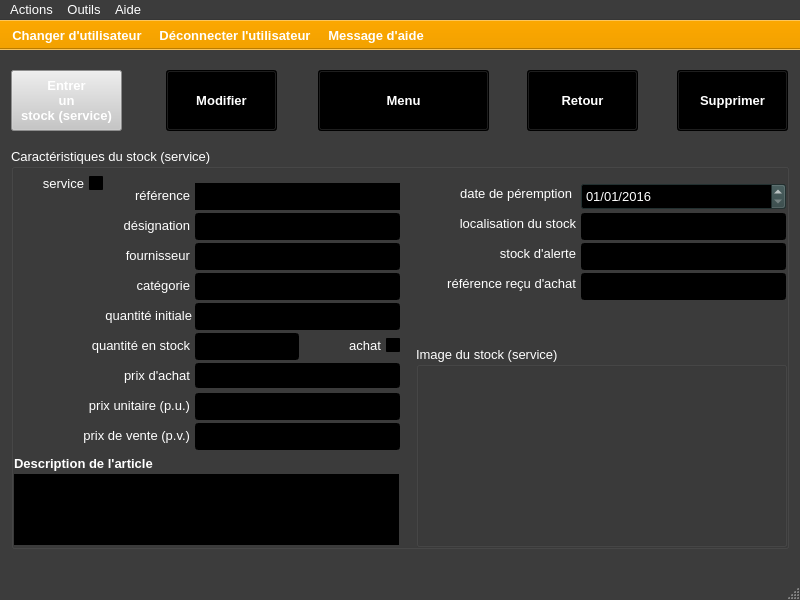
xnoumbissinoundou/yeroth-erp-3.0, file ui/yeroth-erp-stock-detail-window.ui: the form before one commit.
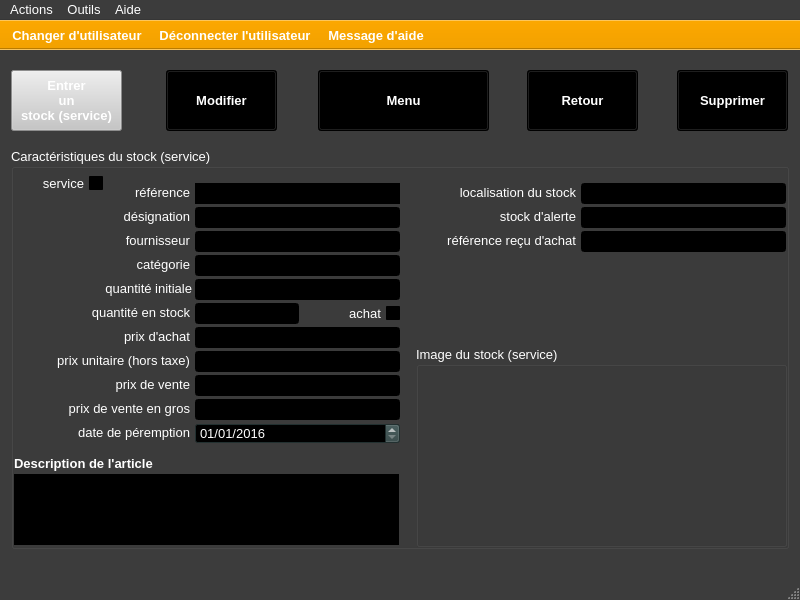
The form after the commit. Icons and pictures are not drawn. Custom widgets are drawn as their Qt base class.

```diff
--- a/ui/yeroth-erp-stock-detail-window.ui
+++ b/ui/yeroth-erp-stock-detail-window.ui
@@ -3051,7 +3051,7 @@
        <x>184</x>
        <y>35</y>
        <width>205</width>
-       <height>27</height>
+       <height>21</height>
       </rect>
      </property>
      <property name="palette">
@@ -3481,9 +3481,9 @@
     <widget class="QLabel" name="label_reference_produit">
      <property name="geometry">
       <rect>
-       <x>8</x>
-       <y>37</y>
-       <width>171</width>
+       <x>98</x>
+       <y>34</y>
+       <width>81</width>
        <height>21</height>
       </rect>
      </property>
@@ -3506,7 +3506,7 @@
      <property name="geometry">
       <rect>
        <x>8</x>
-       <y>67</y>
+       <y>58</y>
        <width>171</width>
        <height>21</height>
       </rect>
@@ -3530,9 +3530,9 @@
      <property name="geometry">
       <rect>
        <x>184</x>
-       <y>65</y>
+       <y>59</y>
        <width>205</width>
-       <height>27</height>
+       <height>21</height>
       </rect>
      </property>
      <property name="palette">
@@ -3960,7 +3960,7 @@
      <property name="geometry">
       <rect>
        <x>8</x>
-       <y>97</y>
+       <y>82</y>
        <width>171</width>
        <height>21</height>
       </rect>
@@ -4434,7 +4434,7 @@
      <property name="geometry">
       <rect>
        <x>58</x>
-       <y>187</y>
+       <y>154</y>
        <width>121</width>
        <height>21</height>
       </rect>
@@ -4458,9 +4458,9 @@
      <property name="geometry">
       <rect>
        <x>184</x>
-       <y>185</y>
+       <y>155</y>
        <width>104</width>
-       <height>27</height>
+       <height>21</height>
       </rect>
      </property>
      <property name="palette">
@@ -4891,7 +4891,7 @@
      <property name="geometry">
       <rect>
        <x>8</x>
-       <y>127</y>
+       <y>106</y>
        <width>171</width>
        <height>21</height>
       </rect>
@@ -4951,7 +4951,7 @@
      <property name="geometry">
       <rect>
        <x>8</x>
-       <y>277</y>
+       <y>226</y>
        <width>171</width>
        <height>21</height>
       </rect>
@@ -4965,7 +4965,7 @@
       <enum>Qt::LeftToRight</enum>
      </property>
      <property name="text">
-      <string>prix de vente (p.v.)</string>
+      <string>prix de vente</string>
      </property>
      <property name="alignment">
       <set>Qt::AlignRight|Qt::AlignTrailing|Qt::AlignVCenter</set>
@@ -4975,7 +4975,7 @@
      <property name="geometry">
       <rect>
        <x>414</x>
-       <y>65</y>
+       <y>34</y>
        <width>151</width>
        <height>21</height>
       </rect>
@@ -4996,9 +4996,9 @@
      <property name="geometry">
       <rect>
        <x>184</x>
-       <y>275</y>
+       <y>227</y>
        <width>205</width>
-       <height>27</height>
+       <height>21</height>
       </rect>
      </property>
      <property name="palette">
@@ -5428,10 +5428,10 @@
     <widget class="YerothDateTimeEdit" name="dateEdit_date_peremption">
      <property name="geometry">
       <rect>
-       <x>570</x>
-       <y>35</y>
+       <x>184</x>
+       <y>275</y>
        <width>205</width>
-       <height>27</height>
+       <height>21</height>
       </rect>
      </property>
      <property name="font">
@@ -5456,7 +5456,7 @@
      <property name="geometry">
       <rect>
        <x>60</x>
-       <y>157</y>
+       <y>130</y>
        <width>121</width>
        <height>21</height>
       </rect>
@@ -5480,9 +5480,9 @@
      <property name="geometry">
       <rect>
        <x>184</x>
-       <y>155</y>
+       <y>131</y>
        <width>205</width>
-       <height>27</height>
+       <height>21</height>
       </rect>
      </property>
      <property name="palette">
@@ -5913,9 +5913,9 @@
      <property name="geometry">
       <rect>
        <x>184</x>
-       <y>215</y>
+       <y>179</y>
        <width>205</width>
-       <height>25</height>
+       <height>21</height>
       </rect>
      </property>
      <property name="palette">
@@ -6348,9 +6348,9 @@
      <property name="geometry">
       <rect>
        <x>184</x>
-       <y>95</y>
+       <y>83</y>
        <width>205</width>
-       <height>27</height>
+       <height>21</height>
       </rect>
      </property>
      <property name="palette">
@@ -6778,9 +6778,9 @@
      <property name="geometry">
       <rect>
        <x>184</x>
-       <y>125</y>
+       <y>107</y>
        <width>205</width>
-       <height>27</height>
+       <height>21</height>
       </rect>
      </property>
      <property name="palette">
@@ -7211,9 +7211,9 @@
      <property name="geometry">
       <rect>
        <x>570</x>
-       <y>65</y>
+       <y>35</y>
        <width>205</width>
-       <height>27</height>
+       <height>21</height>
       </rect>
      </property>
      <property name="palette">
@@ -7640,9 +7640,9 @@
     <widget class="QLabel" name="label_date_peremption">
      <property name="geometry">
       <rect>
-       <x>400</x>
-       <y>35</y>
-       <width>161</width>
+       <x>8</x>
+       <y>274</y>
+       <width>171</width>
        <height>21</height>
       </rect>
      </property>
@@ -7664,9 +7664,9 @@
      <property name="geometry">
       <rect>
        <x>184</x>
-       <y>245</y>
+       <y>203</y>
        <width>205</width>
-       <height>27</height>
+       <height>21</height>
       </rect>
      </property>
      <property name="palette">
@@ -8100,7 +8100,7 @@
      <property name="geometry">
       <rect>
        <x>8</x>
-       <y>247</y>
+       <y>202</y>
        <width>171</width>
        <height>21</height>
       </rect>
@@ -8114,7 +8114,7 @@
       <enum>Qt::LeftToRight</enum>
      </property>
      <property name="text">
-      <string>prix unitaire (p.u.)</string>
+      <string>prix unitaire (hors taxe)</string>
      </property>
      <property name="alignment">
       <set>Qt::AlignRight|Qt::AlignTrailing|Qt::AlignVCenter</set>
@@ -8124,7 +8124,7 @@
      <property name="geometry">
       <rect>
        <x>8</x>
-       <y>217</y>
+       <y>178</y>
        <width>171</width>
        <height>21</height>
       </rect>
@@ -8148,9 +8148,9 @@
      <property name="geometry">
       <rect>
        <x>570</x>
-       <y>95</y>
+       <y>59</y>
        <width>205</width>
-       <height>27</height>
+       <height>21</height>
       </rect>
      </property>
      <property name="palette">
@@ -8578,7 +8578,7 @@
      <property name="geometry">
       <rect>
        <x>414</x>
-       <y>95</y>
+       <y>58</y>
        <width>151</width>
        <height>21</height>
       </rect>
@@ -8601,9 +8601,9 @@
      <property name="geometry">
       <rect>
        <x>570</x>
-       <y>125</y>
+       <y>83</y>
        <width>205</width>
-       <height>27</height>
+       <height>21</height>
       </rect>
      </property>
      <property name="palette">
@@ -9031,7 +9031,7 @@
      <property name="geometry">
       <rect>
        <x>414</x>
-       <y>125</y>
+       <y>82</y>
        <width>151</width>
        <height>21</height>
       </rect>
@@ -9054,7 +9054,7 @@
      <property name="geometry">
       <rect>
        <x>293</x>
-       <y>187</y>
+       <y>155</y>
        <width>96</width>
        <height>21</height>
       </rect>
@@ -9932,6 +9932,463 @@
       <string>service</string>
      </property>
     </widget>
+    <widget class="YerothLineEdit" name="lineEdit_prix_vente_en_gros">
+     <property name="geometry">
+      <rect>
+       <x>184</x>
+       <y>251</y>
+       <width>205</width>
+       <height>21</height>
+      </rect>
+     </property>
+     <property name="palette">
+      <palette>
+       <active>
+        <colorrole role="WindowText">
+         <brush brushstyle="SolidPattern">
+          <color alpha="255">
+           <red>255</red>
+           <green>255</green>
+           <blue>255</blue>
+          </color>
+         </brush>
+        </colorrole>
+        <colorrole role="Button">
+         <brush brushstyle="SolidPattern">
+          <color alpha="255">
+           <red>0</red>
+           <green>0</green>
+           <blue>0</blue>
+          </color>
+         </brush>
+        </colorrole>
+        <colorrole role="Light">
+         <brush brushstyle="SolidPattern">
+          <color alpha="255">
+           <red>0</red>
+           <green>0</green>
+           <blue>0</blue>
+          </color>
+         </brush>
+        </colorrole>
+        <colorrole role="Midlight">
+         <brush brushstyle="SolidPattern">
+          <color alpha="255">
+           <red>0</red>
+           <green>0</green>
+           <blue>0</blue>
+          </color>
+         </brush>
+        </colorrole>
+        <colorrole role="Dark">
+         <brush brushstyle="SolidPattern">
+          <color alpha="255">
+           <red>0</red>
+           <green>0</green>
+           <blue>0</blue>
+          </color>
+         </brush>
+        </colorrole>
+        <colorrole role="Mid">
+         <brush brushstyle="SolidPattern">
+          <color alpha="255">
+           <red>0</red>
+           <green>0</green>
+           <blue>0</blue>
+          </color>
+         </brush>
+        </colorrole>
+        <colorrole role="Text">
+         <brush brushstyle="SolidPattern">
+          <color alpha="255">
+           <red>255</red>
+           <green>255</green>
+           <blue>255</blue>
+          </color>
+         </brush>
+        </colorrole>
+        <colorrole role="BrightText">
+         <brush brushstyle="SolidPattern">
+          <color alpha="255">
+           <red>255</red>
+           <green>255</green>
+           <blue>255</blue>
+          </color>
+         </brush>
+        </colorrole>
+        <colorrole role="ButtonText">
+         <brush brushstyle="SolidPattern">
+          <color alpha="255">
+           <red>255</red>
+           <green>255</green>
+           <blue>255</blue>
+          </color>
+         </brush>
+        </colorrole>
+        <colorrole role="Base">
+         <brush brushstyle="SolidPattern">
+          <color alpha="255">
+           <red>0</red>
+           <green>0</green>
+           <blue>0</blue>
+          </color>
+         </brush>
+        </colorrole>
+        <colorrole role="Window">
+         <brush brushstyle="SolidPattern">
+          <color alpha="255">
+           <red>0</red>
+           <green>0</green>
+           <blue>0</blue>
+          </color>
+         </brush>
+        </colorrole>
+        <colorrole role="Shadow">
+         <brush brushstyle="SolidPattern">
+          <color alpha="255">
+           <red>0</red>
+           <green>0</green>
+           <blue>0</blue>
+          </color>
+         </brush>
+        </colorrole>
+        <colorrole role="AlternateBase">
+         <brush brushstyle="SolidPattern">
+          <color alpha="255">
+           <red>0</red>
+           <green>0</green>
+           <blue>0</blue>
+          </color>
+         </brush>
+        </colorrole>
+        <colorrole role="ToolTipBase">
+         <brush brushstyle="SolidPattern">
+          <color alpha="255">
+           <red>255</red>
+           <green>255</green>
+           <blue>220</blue>
+          </color>
+         </brush>
+        </colorrole>
+        <colorrole role="ToolTipText">
+         <brush brushstyle="SolidPattern">
+          <color alpha="255">
+           <red>0</red>
+           <green>0</green>
+           <blue>0</blue>
+          </color>
+         </brush>
+        </colorrole>
+       </active>
+       <inactive>
+        <colorrole role="WindowText">
+         <brush brushstyle="SolidPattern">
+          <color alpha="255">
+           <red>255</red>
+           <green>255</green>
+           <blue>255</blue>
+          </color>
+         </brush>
+        </colorrole>
+        <colorrole role="Button">
+         <brush brushstyle="SolidPattern">
+          <color alpha="255">
+           <red>0</red>
+           <green>0</green>
+           <blue>0</blue>
+          </color>
+         </brush>
+        </colorrole>
+        <colorrole role="Light">
+         <brush brushstyle="SolidPattern">
+          <color alpha="255">
+           <red>0</red>
+           <green>0</green>
+           <blue>0</blue>
+          </color>
+         </brush>
+        </colorrole>
+        <colorrole role="Midlight">
+         <brush brushstyle="SolidPattern">
+          <color alpha="255">
+           <red>0</red>
+           <green>0</green>
+           <blue>0</blue>
+          </color>
+         </brush>
+        </colorrole>
+        <colorrole role="Dark">
+         <brush brushstyle="SolidPattern">
+          <color alpha="255">
+           <red>0</red>
+           <green>0</green>
+           <blue>0</blue>
+          </color>
+         </brush>
+        </colorrole>
+        <colorrole role="Mid">
+         <brush brushstyle="SolidPattern">
+          <color alpha="255">
+           <red>0</red>
+           <green>0</green>
+           <blue>0</blue>
+          </color>
+         </brush>
+        </colorrole>
+        <colorrole role="Text">
+         <brush brushstyle="SolidPattern">
+          <color alpha="255">
+           <red>255</red>
+           <green>255</green>
+           <blue>255</blue>
+          </color>
+         </brush>
+        </colorrole>
+        <colorrole role="BrightText">
+         <brush brushstyle="SolidPattern">
+          <color alpha="255">
+           <red>255</red>
+           <green>255</green>
+           <blue>255</blue>
+          </color>
+         </brush>
+        </colorrole>
+        <colorrole role="ButtonText">
+         <brush brushstyle="SolidPattern">
+          <color alpha="255">
+           <red>255</red>
+           <green>255</green>
+           <blue>255</blue>
+          </color>
+         </brush>
+        </colorrole>
+        <colorrole role="Base">
+         <brush brushstyle="SolidPattern">
+          <color alpha="255">
+           <red>0</red>
+           <green>0</green>
+           <blue>0</blue>
+          </color>
+         </brush>
+        </colorrole>
+        <colorrole role="Window">
+         <brush brushstyle="SolidPattern">
+          <color alpha="255">
+           <red>0</red>
+           <green>0</green>
+           <blue>0</blue>
+          </color>
+         </brush>
+        </colorrole>
+        <colorrole role="Shadow">
+         <brush brushstyle="SolidPattern">
+          <color alpha="255">
+           <red>0</red>
+           <green>0</green>
+           <blue>0</blue>
+          </color>
+         </brush>
+        </colorrole>
+        <colorrole role="AlternateBase">
+         <brush brushstyle="SolidPattern">
+          <color alpha="255">
+           <red>0</red>
+           <green>0</green>
+           <blue>0</blue>
+          </color>
+         </brush>
+        </colorrole>
+        <colorrole role="ToolTipBase">
+         <brush brushstyle="SolidPattern">
+          <color alpha="255">
+           <red>255</red>
+           <green>255</green>
+           <blue>220</blue>
+          </color>
+         </brush>
+        </colorrole>
+        <colorrole role="ToolTipText">
+         <brush brushstyle="SolidPattern">
+          <color alpha="255">
+           <red>0</red>
+           <green>0</green>
+           <blue>0</blue>
+          </color>
+         </brush>
+        </colorrole>
+       </inactive>
+       <disabled>
+        <colorrole role="WindowText">
+         <brush brushstyle="SolidPattern">
+          <color alpha="255">
+           <red>0</red>
+           <green>0</green>
+           <blue>0</blue>
+          </color>
+         </brush>
+        </colorrole>
+        <colorrole role="Button">
+         <brush brushstyle="SolidPattern">
+          <color alpha="255">
+           <red>0</red>
+           <green>0</green>
+           <blue>0</blue>
+          </color>
+         </brush>
+        </colorrole>
+        <colorrole role="Light">
+         <brush brushstyle="SolidPattern">
+          <color alpha="255">
+           <red>0</red>
+           <green>0</green>
+           <blue>0</blue>
+          </color>
+         </brush>
+        </colorrole>
+        <colorrole role="Midlight">
+         <brush brushstyle="SolidPattern">
+          <color alpha="255">
+           <red>0</red>
+           <green>0</green>
+           <blue>0</blue>
+          </color>
+         </brush>
+        </colorrole>
+        <colorrole role="Dark">
+         <brush brushstyle="SolidPattern">
+          <color alpha="255">
+           <red>0</red>
+           <green>0</green>
+           <blue>0</blue>
+          </color>
+         </brush>
+        </colorrole>
+        <colorrole role="Mid">
+         <brush brushstyle="SolidPattern">
+          <color alpha="255">
+           <red>0</red>
+           <green>0</green>
+           <blue>0</blue>
+          </color>
+         </brush>
+        </colorrole>
+        <colorrole role="Text">
+         <brush brushstyle="SolidPattern">
+          <color alpha="255">
+           <red>0</red>
+           <green>0</green>
+           <blue>0</blue>
+          </color>
+         </brush>
+        </colorrole>
+        <colorrole role="BrightText">
+         <brush brushstyle="SolidPattern">
+          <color alpha="255">
+           <red>255</red>
+           <green>255</green>
+           <blue>255</blue>
+          </color>
+         </brush>
+        </colorrole>
+        <colorrole role="ButtonText">
+         <brush brushstyle="SolidPattern">
+          <color alpha="255">
+           <red>0</red>
+           <green>0</green>
+           <blue>0</blue>
+          </color>
+         </brush>
+        </colorrole>
+        <colorrole role="Base">
+         <brush brushstyle="SolidPattern">
+          <color alpha="255">
+           <red>0</red>
+           <green>0</green>
+           <blue>0</blue>
+          </color>
+         </brush>
+        </colorrole>
+        <colorrole role="Window">
+         <brush brushstyle="SolidPattern">
+          <color alpha="255">
+           <red>0</red>
+           <green>0</green>
+           <blue>0</blue>
+          </color>
+         </brush>
+        </colorrole>
+        <colorrole role="Shadow">
+         <brush brushstyle="SolidPattern">
+          <color alpha="255">
+           <red>0</red>
+           <green>0</green>
+           <blue>0</blue>
+          </color>
+         </brush>
+        </colorrole>
+        <colorrole role="AlternateBase">
+         <brush brushstyle="SolidPattern">
+          <color alpha="255">
+           <red>0</red>
+           <green>0</green>
+           <blue>0</blue>
+          </color>
+         </brush>
+        </colorrole>
+        <colorrole role="ToolTipBase">
+         <brush brushstyle="SolidPattern">
+          <color alpha="255">
+           <red>255</red>
+           <green>255</green>
+           <blue>220</blue>
+          </color>
+         </brush>
+        </colorrole>
+        <colorrole role="ToolTipText">
+         <brush brushstyle="SolidPattern">
+          <color alpha="255">
+           <red>0</red>
+           <green>0</green>
+           <blue>0</blue>
+          </color>
+         </brush>
+        </colorrole>
+       </disabled>
+      </palette>
+     </property>
+     <property name="font">
+      <font>
+       <pointsize>10</pointsize>
+      </font>
+     </property>
+     <property name="alignment">
+      <set>Qt::AlignRight|Qt::AlignTrailing|Qt::AlignVCenter</set>
+     </property>
+    </widget>
+    <widget class="QLabel" name="label_prix_vente_en_gros">
+     <property name="geometry">
+      <rect>
+       <x>8</x>
+       <y>250</y>
+       <width>171</width>
+       <height>21</height>
+      </rect>
+     </property>
+     <property name="font">
+      <font>
+       <pointsize>10</pointsize>
+      </font>
+     </property>
+     <property name="layoutDirection">
+      <enum>Qt::LeftToRight</enum>
+     </property>
+     <property name="text">
+      <string>prix de vente en gros</string>
+     </property>
+     <property name="alignment">
+      <set>Qt::AlignRight|Qt::AlignTrailing|Qt::AlignVCenter</set>
+     </property>
+    </widget>
    </widget>
   </widget>
   <widget class="QMenuBar" name="menubar_detailWindow">
```
